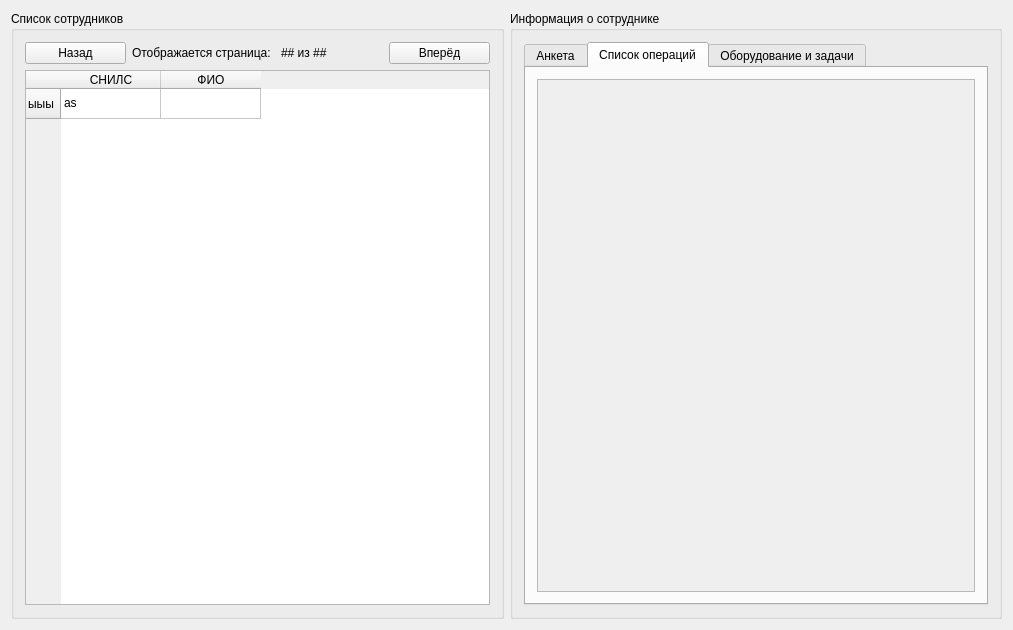
First picture: the form in gui/main_window.ui, repository aamihailov/rtsup, before the edit.
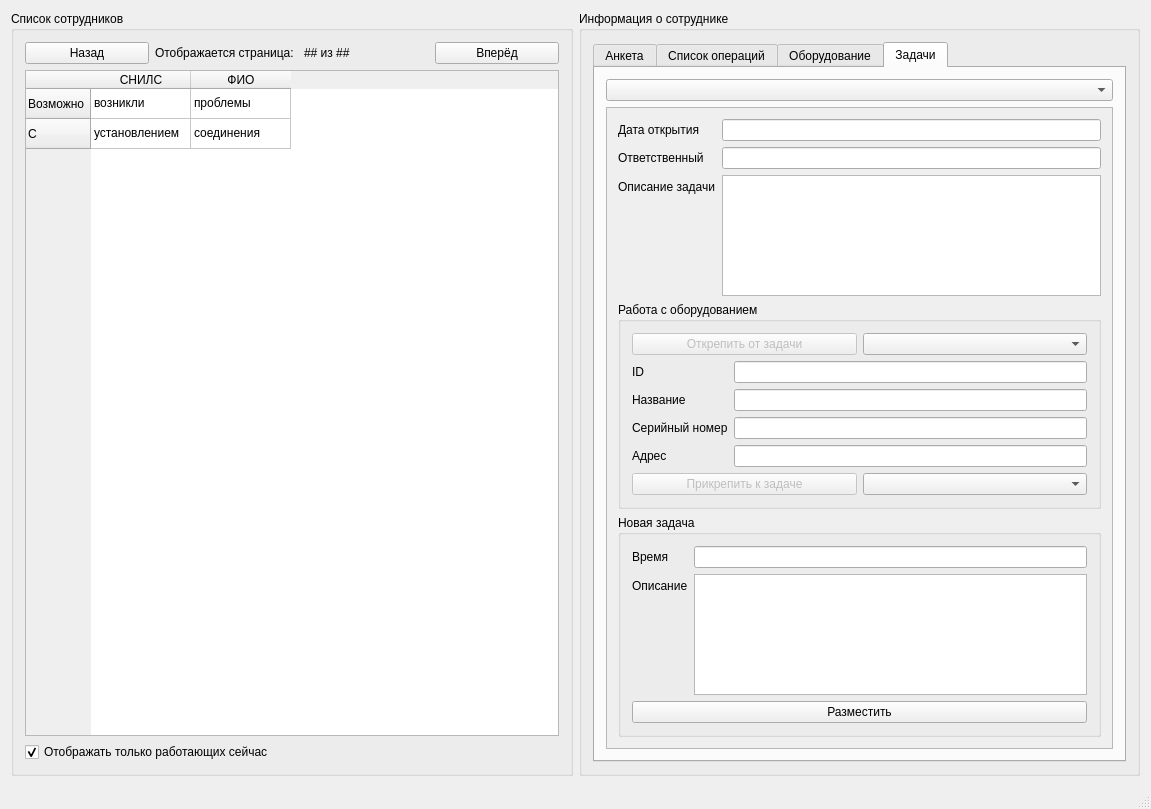
Second picture: the form after the edit.

Commit message: gui form is done

What changed in the file:
```diff
--- a/gui/main_window.ui
+++ b/gui/main_window.ui
@@ -6,8 +6,8 @@
    <rect>
     <x>0</x>
     <y>0</y>
-    <width>1013</width>
-    <height>630</height>
+    <width>1151</width>
+    <height>809</height>
    </rect>
   </property>
   <property name="windowTitle">
@@ -69,14 +69,19 @@
               <set>QAbstractItemView::NoEditTriggers</set>
              </property>
              <property name="rowCount">
-              <number>1</number>
+              <number>2</number>
              </property>
              <property name="columnCount">
               <number>2</number>
              </property>
              <row>
               <property name="text">
-               <string>ыыы</string>
+               <string>Возможно</string>
+              </property>
+             </row>
+             <row>
+              <property name="text">
+               <string>С</string>
               </property>
              </row>
              <column>
@@ -91,9 +96,34 @@
              </column>
              <item row="0" column="0">
               <property name="text">
-               <string>as</string>
+               <string>возникли</string>
               </property>
              </item>
+             <item row="0" column="1">
+              <property name="text">
+               <string>проблемы</string>
+              </property>
+             </item>
+             <item row="1" column="0">
+              <property name="text">
+               <string>установлением</string>
+              </property>
+             </item>
+             <item row="1" column="1">
+              <property name="text">
+               <string>соединения</string>
+              </property>
+             </item>
+            </widget>
+           </item>
+           <item>
+            <widget class="QCheckBox" name="employeeListExistCheckbox">
+             <property name="text">
+              <string>Отображать только работающих сейчас</string>
+             </property>
+             <property name="checked">
+              <bool>true</bool>
+             </property>
             </widget>
            </item>
           </layout>
@@ -110,7 +140,7 @@
          <item row="1" column="0">
           <widget class="QTabWidget" name="tabWidget">
            <property name="currentIndex">
-            <number>1</number>
+            <number>3</number>
            </property>
            <widget class="QWidget" name="tab_1">
             <attribute name="title">
@@ -192,6 +222,139 @@
             </attribute>
             <layout class="QGridLayout" name="gridLayout_5">
              <item row="0" column="1">
+              <widget class="QTableWidget" name="employeeOperationsTable">
+               <row>
+                <property name="text">
+                 <string>Сначала</string>
+                </property>
+               </row>
+               <column>
+                <property name="text">
+                 <string>Тип операции</string>
+                </property>
+               </column>
+               <column>
+                <property name="text">
+                 <string>Дата</string>
+                </property>
+               </column>
+               <item row="0" column="0">
+                <property name="text">
+                 <string>Выберите</string>
+                </property>
+               </item>
+               <item row="0" column="1">
+                <property name="text">
+                 <string>сотрудника</string>
+                </property>
+               </item>
+              </widget>
+             </item>
+            </layout>
+           </widget>
+           <widget class="QWidget" name="employeeTabEquipment">
+            <attribute name="title">
+             <string>Оборудование</string>
+            </attribute>
+            <layout class="QVBoxLayout" name="verticalLayout_4">
+             <item alignment="Qt::AlignTop">
+              <widget class="QComboBox" name="equipmentListBox"/>
+             </item>
+             <item>
+              <layout class="QFormLayout" name="formLayout_2">
+               <property name="fieldGrowthPolicy">
+                <enum>QFormLayout::AllNonFixedFieldsGrow</enum>
+               </property>
+               <item row="0" column="0">
+                <widget class="QLabel" name="label_8">
+                 <property name="text">
+                  <string>Адрес</string>
+                 </property>
+                </widget>
+               </item>
+               <item row="0" column="1">
+                <widget class="QLineEdit" name="equipmentAddr"/>
+               </item>
+               <item row="1" column="1">
+                <widget class="QLineEdit" name="equipmentName"/>
+               </item>
+               <item row="2" column="1">
+                <widget class="QLineEdit" name="equipmentSN"/>
+               </item>
+               <item row="3" column="1">
+                <widget class="QLineEdit" name="equipmentModel"/>
+               </item>
+               <item row="4" column="1">
+                <widget class="QLineEdit" name="equipmentDateBegin"/>
+               </item>
+               <item row="5" column="1">
+                <widget class="QLineEdit" name="equipmentDateEnd"/>
+               </item>
+               <item row="6" column="1">
+                <widget class="QLineEdit" name="equipmentActual"/>
+               </item>
+               <item row="1" column="0">
+                <widget class="QLabel" name="label_9">
+                 <property name="text">
+                  <string>Наименование</string>
+                 </property>
+                </widget>
+               </item>
+               <item row="2" column="0">
+                <widget class="QLabel" name="label_10">
+                 <property name="text">
+                  <string>Серийный номер</string>
+                 </property>
+                </widget>
+               </item>
+               <item row="3" column="0">
+                <widget class="QLabel" name="label_11">
+                 <property name="text">
+                  <string>Модель</string>
+                 </property>
+                </widget>
+               </item>
+               <item row="5" column="0">
+                <widget class="QLabel" name="label_12">
+                 <property name="text">
+                  <string>Владение по</string>
+                 </property>
+                </widget>
+               </item>
+               <item row="4" column="0">
+                <widget class="QLabel" name="label_13">
+                 <property name="text">
+                  <string>Владение с</string>
+                 </property>
+                </widget>
+               </item>
+               <item row="6" column="0">
+                <widget class="QLabel" name="label_14">
+                 <property name="text">
+                  <string>Владение сейчас</string>
+                 </property>
+                </widget>
+               </item>
+              </layout>
+             </item>
+             <item>
+              <widget class="QCheckBox" name="equipmentExistCheckbox">
+               <property name="text">
+                <string>Отображать только активное сейчас</string>
+               </property>
+              </widget>
+             </item>
+            </layout>
+           </widget>
+           <widget class="QWidget" name="employeeTabTasks">
+            <attribute name="title">
+             <string>Задачи</string>
+            </attribute>
+            <layout class="QGridLayout" name="gridLayout_8">
+             <item row="0" column="0">
+              <widget class="QComboBox" name="tasksListBox"/>
+             </item>
+             <item row="1" column="0">
               <widget class="QScrollArea" name="scrollArea">
                <property name="widgetResizable">
                 <bool>true</bool>
@@ -201,13 +364,189 @@
                  <rect>
                   <x>0</x>
                   <y>0</y>
-                  <width>443</width>
-                  <height>521</height>
+                  <width>512</width>
+                  <height>645</height>
                  </rect>
                 </property>
-                <layout class="QVBoxLayout" name="verticalLayout_2">
-                 <item>
-                  <layout class="QVBoxLayout" name="verticalLayout_3"/>
+                <layout class="QGridLayout" name="gridLayout_9">
+                 <item row="0" column="0">
+                  <layout class="QFormLayout" name="formLayout_3">
+                   <property name="fieldGrowthPolicy">
+                    <enum>QFormLayout::AllNonFixedFieldsGrow</enum>
+                   </property>
+                   <item row="0" column="0">
+                    <widget class="QLabel" name="label_15">
+                     <property name="text">
+                      <string>Дата открытия</string>
+                     </property>
+                    </widget>
+                   </item>
+                   <item row="0" column="1">
+                    <widget class="QLineEdit" name="taskDate"/>
+                   </item>
+                   <item row="1" column="0">
+                    <widget class="QLabel" name="label_16">
+                     <property name="text">
+                      <string>Ответственный</string>
+                     </property>
+                    </widget>
+                   </item>
+                   <item row="1" column="1">
+                    <widget class="QLineEdit" name="taskOwner"/>
+                   </item>
+                   <item row="2" column="0">
+                    <widget class="QLabel" name="label_17">
+                     <property name="text">
+                      <string>Описание задачи</string>
+                     </property>
+                    </widget>
+                   </item>
+                   <item row="2" column="1">
+                    <widget class="QPlainTextEdit" name="taskDescription"/>
+                   </item>
+                  </layout>
+                 </item>
+                 <item row="1" column="0">
+                  <widget class="QGroupBox" name="groupBox">
+                   <property name="title">
+                    <string>Работа с оборудованием</string>
+                   </property>
+                   <layout class="QGridLayout" name="gridLayout_7">
+                    <item row="0" column="0">
+                     <layout class="QHBoxLayout" name="horizontalLayout_3">
+                      <item>
+                       <widget class="QPushButton" name="taskEquipmentDetachButton">
+                        <property name="enabled">
+                         <bool>false</bool>
+                        </property>
+                        <property name="baseSize">
+                         <size>
+                          <width>30</width>
+                          <height>0</height>
+                         </size>
+                        </property>
+                        <property name="text">
+                         <string>Открепить от задачи</string>
+                        </property>
+                       </widget>
+                      </item>
+                      <item>
+                       <widget class="QComboBox" name="taskEquipmentBox"/>
+                      </item>
+                     </layout>
+                    </item>
+                    <item row="1" column="0">
+                     <layout class="QFormLayout" name="formLayout_4">
+                      <property name="fieldGrowthPolicy">
+                       <enum>QFormLayout::AllNonFixedFieldsGrow</enum>
+                      </property>
+                      <item row="0" column="1">
+                       <widget class="QLineEdit" name="taskEquipmentID"/>
+                      </item>
+                      <item row="0" column="0">
+                       <widget class="QLabel" name="label_18">
+                        <property name="text">
+                         <string>ID</string>
+                        </property>
+                       </widget>
+                      </item>
+                      <item row="1" column="0">
+                       <widget class="QLabel" name="label_19">
+                        <property name="text">
+                         <string>Название</string>
+                        </property>
+                       </widget>
+                      </item>
+                      <item row="3" column="0">
+                       <widget class="QLabel" name="label_20">
+                        <property name="text">
+                         <string>Адрес</string>
+                        </property>
+                       </widget>
+                      </item>
+                      <item row="1" column="1">
+                       <widget class="QLineEdit" name="taskEquipmentName"/>
+                      </item>
+                      <item row="3" column="1">
+                       <widget class="QLineEdit" name="taskEquipmentAddr"/>
+                      </item>
+                      <item row="2" column="0">
+                       <widget class="QLabel" name="label_21">
+                        <property name="text">
+                         <string>Серийный номер</string>
+                        </property>
+                       </widget>
+                      </item>
+                      <item row="2" column="1">
+                       <widget class="QLineEdit" name="taskEquipmentSerial"/>
+                      </item>
+                     </layout>
+                    </item>
+                    <item row="2" column="0">
+                     <layout class="QHBoxLayout" name="horizontalLayout_4">
+                      <item>
+                       <widget class="QPushButton" name="taskEquipmentAttachButton">
+                        <property name="enabled">
+                         <bool>false</bool>
+                        </property>
+                        <property name="baseSize">
+                         <size>
+                          <width>30</width>
+                          <height>0</height>
+                         </size>
+                        </property>
+                        <property name="text">
+                         <string>Прикрепить к задаче</string>
+                        </property>
+                       </widget>
+                      </item>
+                      <item>
+                       <widget class="QComboBox" name="taskEquipmentAttachBox"/>
+                      </item>
+                     </layout>
+                    </item>
+                   </layout>
+                  </widget>
+                 </item>
+                 <item row="2" column="0">
+                  <widget class="QGroupBox" name="groupBox_2">
+                   <property name="title">
+                    <string>Новая задача</string>
+                   </property>
+                   <layout class="QGridLayout" name="gridLayout_6">
+                    <item row="0" column="0">
+                     <layout class="QFormLayout" name="formLayout_5">
+                      <item row="0" column="0">
+                       <widget class="QLabel" name="label_22">
+                        <property name="text">
+                         <string>Время</string>
+                        </property>
+                       </widget>
+                      </item>
+                      <item row="0" column="1">
+                       <widget class="QLineEdit" name="newTaskTime"/>
+                      </item>
+                      <item row="1" column="0">
+                       <widget class="QLabel" name="label_23">
+                        <property name="text">
+                         <string>Описание</string>
+                        </property>
+                       </widget>
+                      </item>
+                      <item row="1" column="1">
+                       <widget class="QPlainTextEdit" name="newTaskDescription"/>
+                      </item>
+                      <item row="2" column="0" colspan="2">
+                       <widget class="QPushButton" name="newTaskButton">
+                        <property name="text">
+                         <string>Разместить</string>
+                        </property>
+                       </widget>
+                      </item>
+                     </layout>
+                    </item>
+                   </layout>
+                  </widget>
                  </item>
                 </layout>
                </widget>
@@ -215,11 +554,6 @@
              </item>
             </layout>
            </widget>
-           <widget class="QWidget" name="tab_3">
-            <attribute name="title">
-             <string>Оборудование и задачи</string>
-            </attribute>
-           </widget>
           </widget>
          </item>
         </layout>
@@ -229,6 +563,7 @@
     </item>
    </layout>
   </widget>
+  <widget class="QStatusBar" name="statusBar"/>
  </widget>
  <layoutdefault spacing="6" margin="11"/>
  <resources/>
```
Left out of the diff: 30 changed lines with no effect on the pictures. The commit also changes 5 other files.
